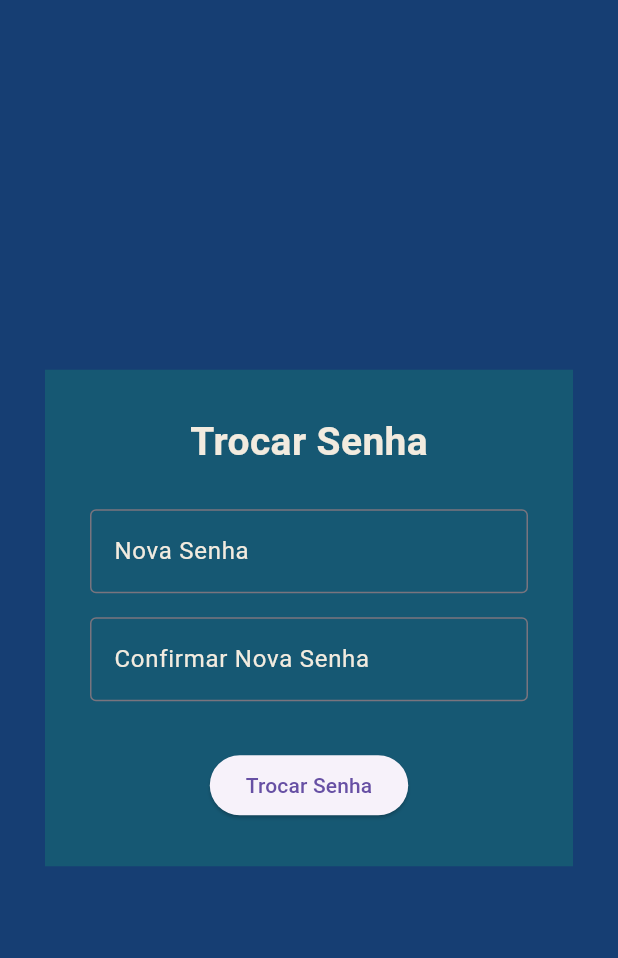
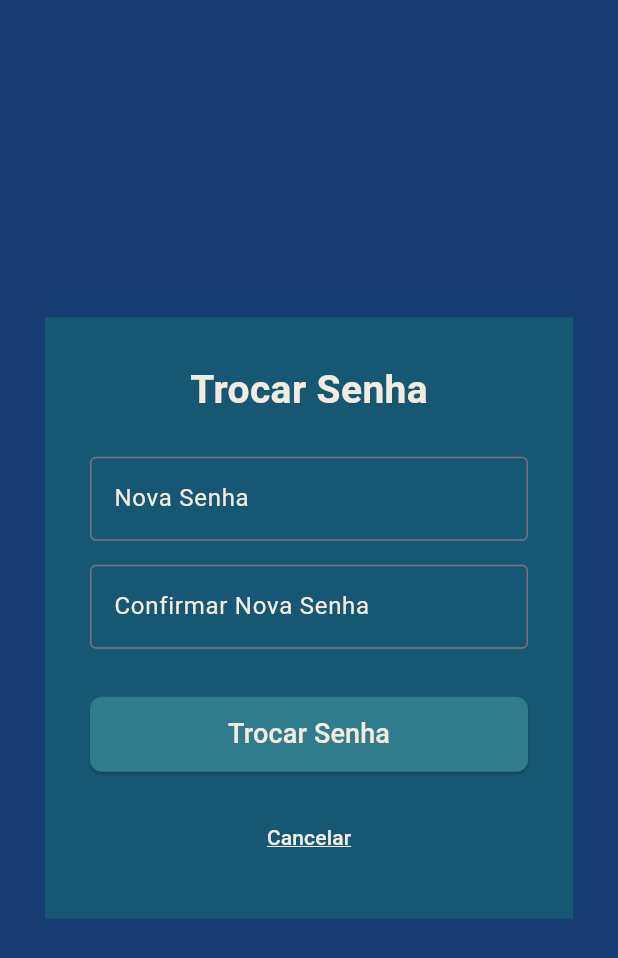
Before and after one commit to PedroBorgonhone/mobile_crypto, a Flutter app: the TelaTrocarSenha screen opened directly, on a phone screen of 412 x 824 dp. Shown: the top 958 px of the screen. Run offline on Flutter 3.47's test engine with Material 3 defaults, Android fonts, the phone set to English and light mode, and no system bars.

Commit message:
feat: finalizado a parte de design do CRUD

```diff
--- a/lib/pages/tela_login.dart
+++ b/lib/pages/tela_login.dart
@@ -43,12 +43,13 @@ class TelaLogin extends StatelessWidget {
 
                 SizedBox(height: 26),
                 TextField(
+                  style: const TextStyle(color: Color(0xFFF2EBDF)),
                   decoration: InputDecoration(
+                    border: OutlineInputBorder(),
                     labelText: 'Usuário',
                     labelStyle: TextStyle(
                       color: Color(0xFFF2EBDF),
                     ),
-                    border: OutlineInputBorder(),
                   ),
                 ),
 
@@ -57,12 +58,13 @@ class TelaLogin extends StatelessWidget {
                 SizedBox(height: 16),
                 TextField(
                   obscureText: true,
+                  style: const TextStyle(color: Color(0xFFF2EBDF)),
                   decoration: InputDecoration(
+                    border: OutlineInputBorder(),
                     labelText: 'Senha',
                     labelStyle: TextStyle(
                       color: Color(0xFFF2EBDF),
                     ),
-                    border: OutlineInputBorder(),
                   ),
                 ),
 
--- a/lib/pages/tela_recuperar_senha.dart
+++ b/lib/pages/tela_recuperar_senha.dart
@@ -45,6 +45,7 @@ class TelaRecuperarSenha extends StatelessWidget {
 
                 const SizedBox(height: 32.0),
                 TextField(
+                  style: const TextStyle(color: Color(0xFFF2EBDF)),
                   decoration: InputDecoration(
                     labelText: 'Email',
                     labelStyle: TextStyle(color: Colors.white),
--- a/lib/pages/tela_trocar_senha.dart
+++ b/lib/pages/tela_trocar_senha.dart
@@ -1,4 +1,6 @@
 import 'package:flutter/material.dart';
+import 'package:pedropaulo_cryptos/pages/tela_login.dart';
+import 'package:pedropaulo_cryptos/pages/tela_menu.dart';
 
 class TelaTrocarSenha extends StatelessWidget {
   const TelaTrocarSenha({super.key});
@@ -58,11 +60,51 @@ class TelaTrocarSenha extends StatelessWidget {
                 // Botão Trocar Senha
 
                 const SizedBox(height: 32.0),
-                ElevatedButton(
+                SizedBox(
+                  width: double.infinity,
+                  height: 50,
+                  child: ElevatedButton(
+                    onPressed: () {
+                      Navigator.pushReplacement(
+                        context,
+                        MaterialPageRoute(builder: (context) => const TelaMenu()),
+                      );
+                    },
+                    style: ElevatedButton.styleFrom(
+                      backgroundColor: const Color(0xFF307B8C),
+                      shape: RoundedRectangleBorder(
+                        borderRadius: BorderRadius.circular(8),
+                      ),
+                    ),
+                    child: const Text(
+                      'Trocar Senha',
+                      style: TextStyle(
+                        fontSize: 18,
+                        color: Color(0xFFF2EBDF),
+                      ),
+                    ),
+                  ),
+                ),
+
+                // Botão de Cancelar
+
+                const SizedBox(height: 20),
+                TextButton(
                   onPressed: () {
-                    // Lógica para trocar a senha
-                  },
-                  child: const Text('Trocar Senha'),
+                      Navigator.pushReplacement(
+                        context,
+                        MaterialPageRoute(builder: (context) => const TelaLogin()),
+                      );
+                    },
+                  child: const Text(
+                    'Cancelar',
+                    style: TextStyle(
+                      fontSize: 14,
+                      color: Color(0xFFF2EBDF),
+                      decoration: TextDecoration.underline,
+                      decorationColor: Color(0xFFF2EBDF),
+                    ),
+                  ),
                 ),
               ],
             ),
```
Also changed, not shown: lib/pages/tela_registro.dart (+3 -5 lines).
